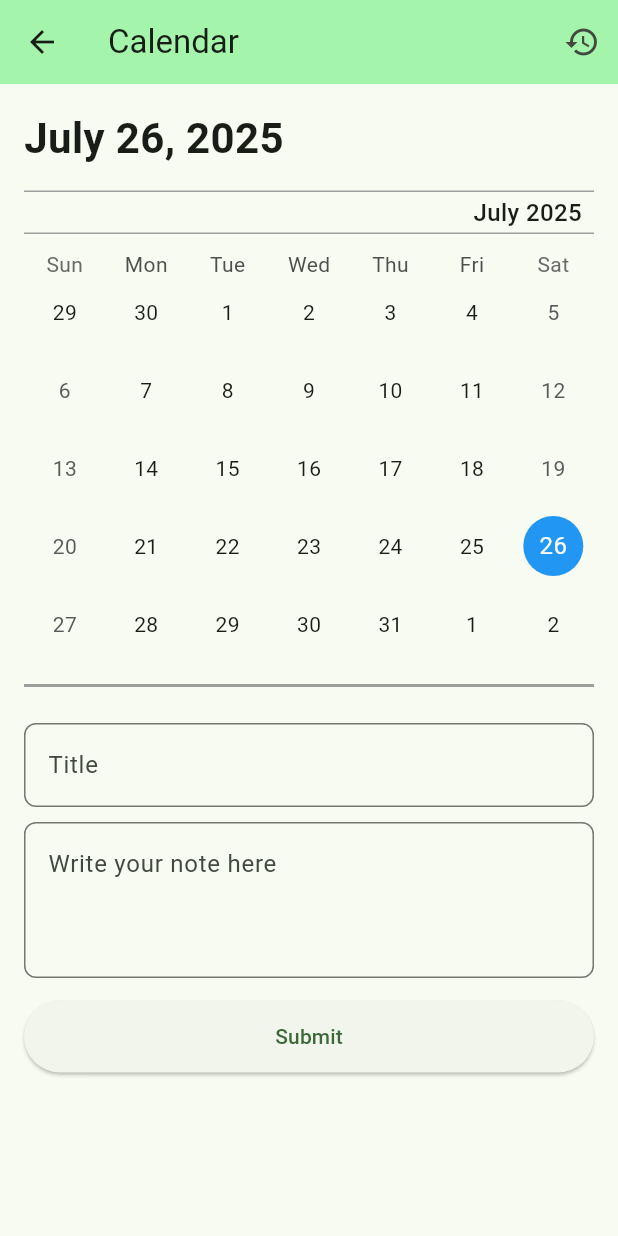
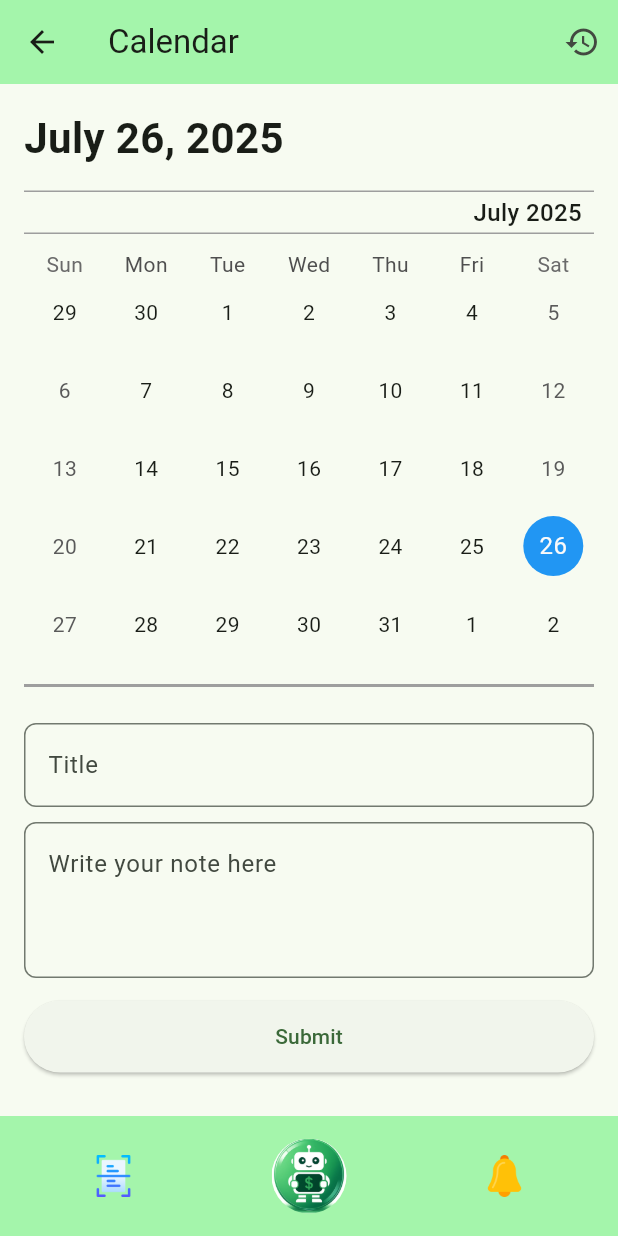
Before and after one commit to Saqlain-mushtaq-alamin/Finura, a Flutter app: the HomePage screen opened directly, after a tap on "Calendar", on a phone screen of 412 x 824 dp. Run offline on Flutter 3.47's test engine with Material 3 defaults, Android fonts, the phone set to English and light mode, and no system bars; drawn by our look-alikes of table_calendar; our stand-ins replace connectivity_plus, image_picker, sqflite; accounts and stored records are empty; network calls fail.

Commit message:
add new bottom appbar on calender page

```diff
--- a/finura_frontend/lib/views/calendarPage/calendar.dart
+++ b/finura_frontend/lib/views/calendarPage/calendar.dart
@@ -1,3 +1,4 @@
+import 'package:finura_frontend/views/finuraChatPage.dart';
 import 'package:flutter/material.dart';
 import 'package:table_calendar/table_calendar.dart';
 import 'package:intl/intl.dart';
@@ -193,6 +194,60 @@ class _CalendarPageState extends State<CalendarPage> {
           ),
         ),
       ),
+      bottomNavigationBar: BottomAppBar(
+        elevation: 8,
+        color: const Color.fromARGB(255, 164, 245, 171),
+        child: SizedBox(
+          height: 60,
+          child: Row(
+            mainAxisAlignment: MainAxisAlignment.spaceAround,
+            children: [
+              // QR Scanner icon (left)
+              GestureDetector(
+                onTap: () {
+                  print("Scan Icon tapped"); //?need to change this
+                },
+                child: Column(
+                  mainAxisSize: MainAxisSize.min,
+                  children: [
+                    Image.asset('assets/icons/scan.png', width: 28, height: 28),
+                  ],
+                ),
+              ),
+              // Home icon (center)
+              GestureDetector(
+                onTap: () {
+                  Navigator.push(
+                    context,
+                    MaterialPageRoute(builder: (context) => FinuraChatPage()),
+                  );
+                },
+                child: Column(
+                  mainAxisSize: MainAxisSize.min,
+                  children: [
+                    CircleAvatar(
+                      radius: 25,
+                      backgroundImage: AssetImage('assets/finura_icon.webp'),
+                    ),
+                  ],
+                ),
+              ),
+              // Notification icon (right)
+              GestureDetector(
+                onTap: () {
+                  print("Scan Icon tapped"); //?need to change this
+                },
+                child: Column(
+                  mainAxisSize: MainAxisSize.min,
+                  children: [
+                    Image.asset('assets/icons/bell.png', width: 28, height: 28),
+                  ],
+                ),
+              ),
+            ],
+          ),
+        ),
+      ),
     );
   }
 }
--- a/finura_frontend/lib/views/homePage.dart
+++ b/finura_frontend/lib/views/homePage.dart
@@ -295,7 +295,7 @@ class _HomePageState extends State<HomePage> {
                       mainAxisAlignment: MainAxisAlignment.spaceEvenly,
                       children: List.generate(5, (index) {
                         // Mapping emoji and mood value
-                        final emojiList = ["😢", "🫠", "😤", "😌", "🥳"];
+                        final emojiList = ["😤", "😌", "😐", "🥳", "😍"];
                         final moodValue = index + 1;
 
                         return GestureDetector(
```
Also changed, not shown: finura_frontend/lib/views/historyPage/historyPage.dart (+6 -3 lines).
